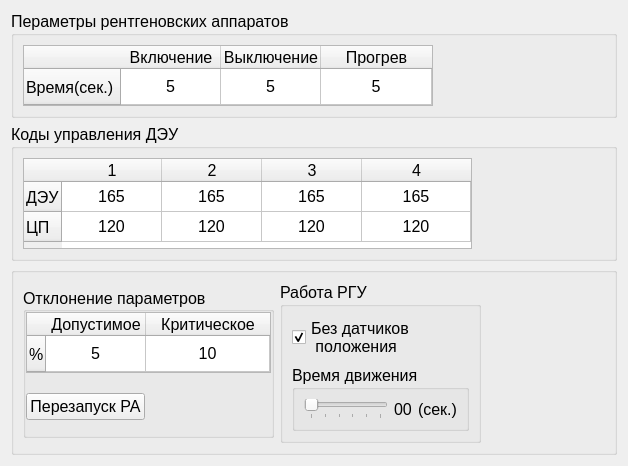
The window that sprsettingsrentgencontrolwidget.ui (longway34/SeparaterQt2) describes before a commit, drawn with Qt 5.
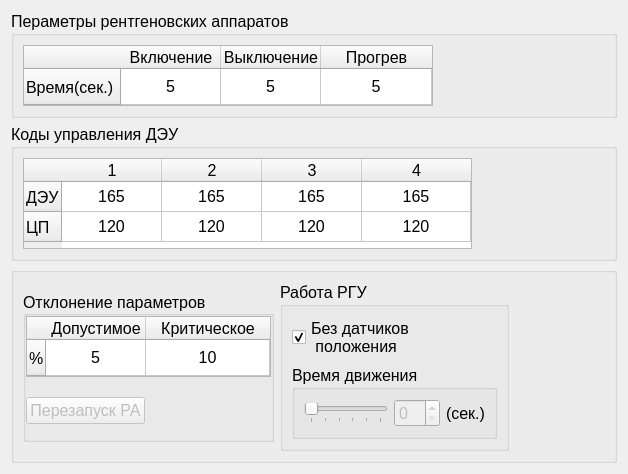
The same window after the commit. Custom widgets are drawn as their Qt base class.

```diff
--- a/sprsettingsrentgencontrolwidget.ui
+++ b/sprsettingsrentgencontrolwidget.ui
@@ -427,6 +427,9 @@
             </property>
             <item>
              <widget class="QPushButton" name="bRARestart">
+              <property name="enabled">
+               <bool>false</bool>
+              </property>
               <property name="text">
                <string>Перезапуск РА</string>
               </property>
@@ -503,15 +506,15 @@
              </widget>
             </item>
             <item>
-             <widget class="QLabel" name="lTimeMoveGRU">
-              <property name="minimumSize">
-               <size>
-                <width>18</width>
-                <height>0</height>
-               </size>
+             <widget class="QSpinBox" name="lTimeMoveGRU">
+              <property name="enabled">
+               <bool>false</bool>
               </property>
-              <property name="text">
-               <string>00</string>
+              <property name="frame">
+               <bool>true</bool>
+              </property>
+              <property name="keyboardTracking">
+               <bool>true</bool>
               </property>
              </widget>
             </item>
```
Left out of the diff: 19 changed lines with no effect on the pictures.
